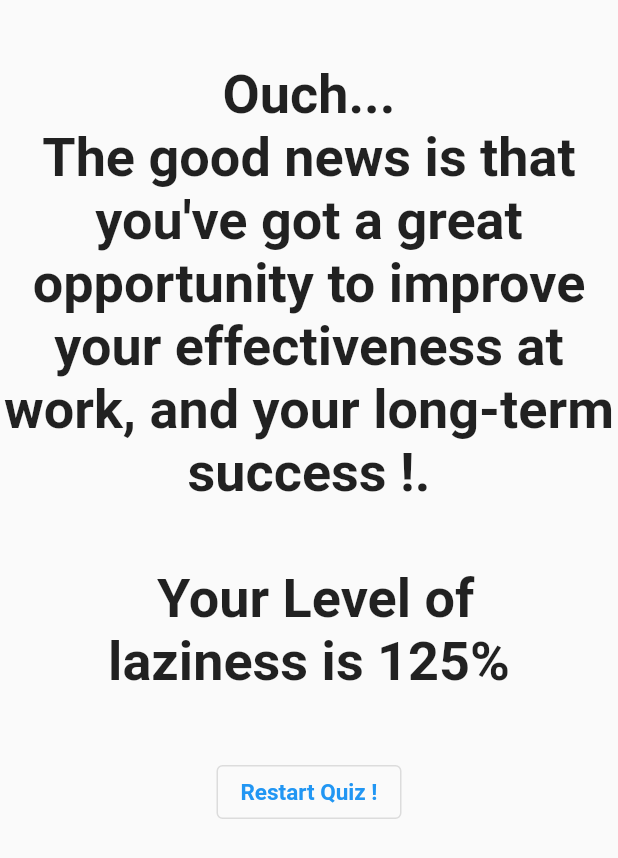
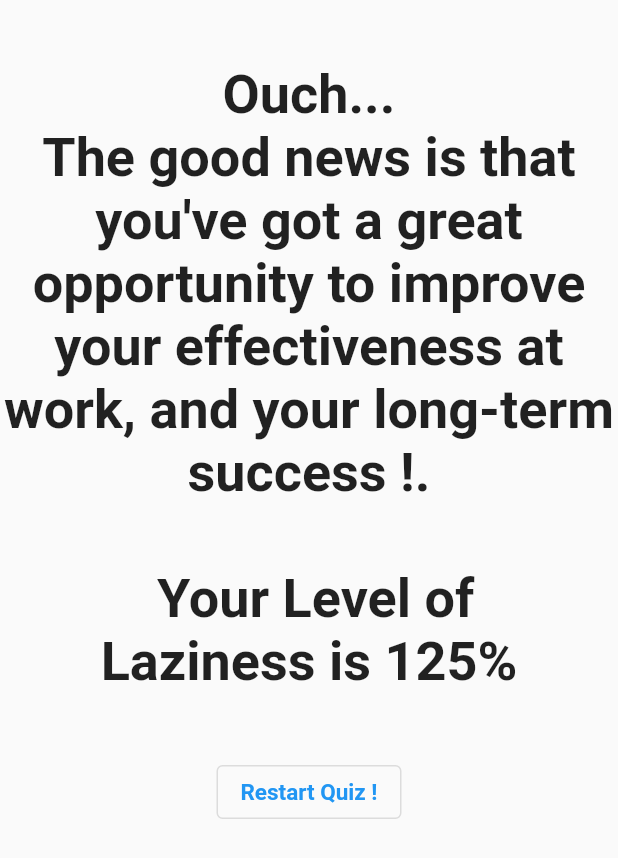
Before and after one commit to m0hamadhassan/Laziness-Calculator_-TimeManagementQuiz-, a Flutter app: the Result widget shown alone on an empty page, opened directly with empty values, on a phone screen of 412 x 824 dp. Shown: the top 858 px of the screen. Run offline on Flutter 3.47's test engine with Material 2 defaults, Android fonts, the phone set to English and light mode, and no system bars.

```diff
--- a/lib/result.dart
+++ b/lib/result.dart
@@ -30,7 +30,7 @@ class Result extends StatelessWidget {
           textAlign: TextAlign.center,
         ),
         Text(
-          "\n Your Level of \nlaziness is " +
+          "\n Your Level of \nLaziness is " +
               (((75 - resultScore) / 60) * 100).toInt().toString() +
               "% \n",
           style: TextStyle(fontSize: 36, fontWeight: FontWeight.bold),
```
